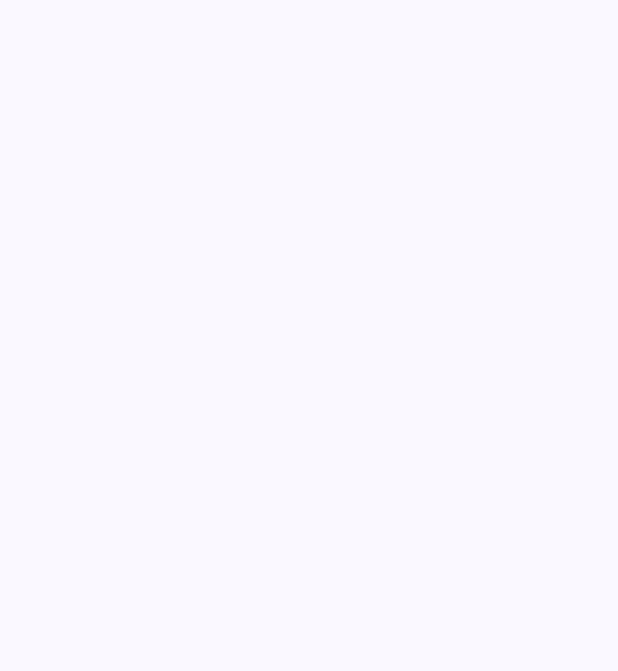
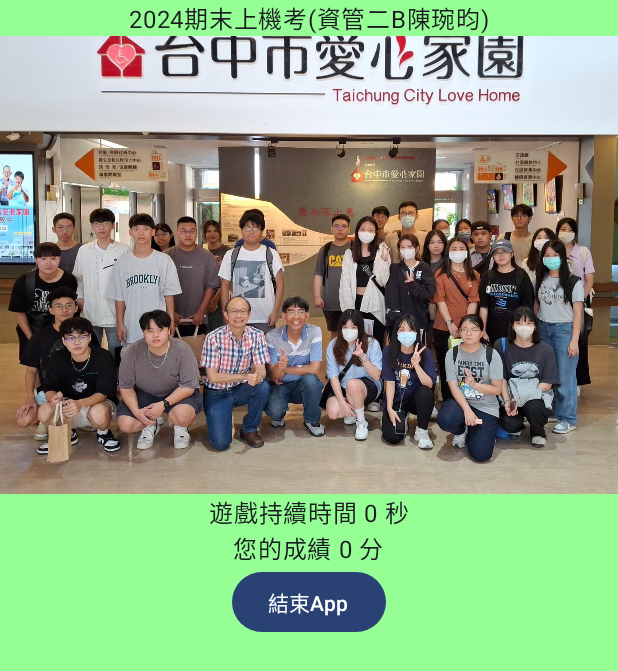
Before and after one commit to aurora0043/s1120327, an Android app built with Jetpack Compose: the screen it shows after launch (MainActivity), on a phone screen of 412 x 824 dp. Before the commit the part shown is empty. Shown: the top 671 px of the screen. Run offline under Robolectric (Android 15) with nearby library versions, the phone set to English and light mode, and no system bars.

Commit message:
v2_陳琬昀

```diff
--- a/app/src/main/java/com/example/s1120327/MainActivity.kt
+++ b/app/src/main/java/com/example/s1120327/MainActivity.kt
@@ -1,17 +1,30 @@
 package com.example.s1120327
 
+import android.app.Activity
 import android.content.pm.ActivityInfo
 import android.os.Bundle
 import androidx.activity.ComponentActivity
 import androidx.activity.compose.setContent
 import androidx.activity.enableEdgeToEdge
+import androidx.compose.foundation.Image
+import androidx.compose.foundation.background
+import androidx.compose.foundation.layout.Box
+import androidx.compose.foundation.layout.Column
 import androidx.compose.foundation.layout.fillMaxSize
 import androidx.compose.foundation.layout.padding
+import androidx.compose.material3.Button
 import androidx.compose.material3.Scaffold
 import androidx.compose.material3.Text
 import androidx.compose.runtime.Composable
+import androidx.compose.ui.Alignment
 import androidx.compose.ui.Modifier
+import androidx.compose.ui.graphics.Color
+import androidx.compose.ui.platform.LocalContext
+import androidx.compose.ui.res.painterResource
+import androidx.compose.ui.res.stringResource
 import androidx.compose.ui.tooling.preview.Preview
+import androidx.compose.ui.unit.sp
+import com.example.s1120327.R
 import com.example.s1120327.ui.theme.S1120327Theme
 
 class MainActivity : ComponentActivity() {
@@ -22,10 +35,44 @@ class MainActivity : ComponentActivity() {
             S1120327Theme {
                 Scaffold(modifier = Modifier.fillMaxSize()) { innerPadding ->
                     setRequestedOrientation(ActivityInfo.SCREEN_ORIENTATION_PORTRAIT)
+                    Greeting(
+                        name = "Android",
+                        modifier = Modifier.padding(innerPadding)
+                    )
                 }
             }
         }
     }
 }
 
-//@Composable
+@Composable
+fun Greeting(name: String, modifier: Modifier = Modifier) {
+    Box(
+        modifier = Modifier
+            .fillMaxSize()
+            .background(Color(0xff95fe95))
+    )
+    Column( horizontalAlignment = Alignment.CenterHorizontally) {
+        Text(
+            "2024期末上機考(資管二B陳琬昀)"
+        )
+        Image(
+            painter = painterResource(id = R.drawable.class_b),
+            contentDescription = "B班"
+        )
+        Text(
+            "遊戲持續時間 0 秒"
+        )
+        Text(
+            "您的成績 0 分"
+        )
+        val activity = (LocalContext.current as? Activity)
+        Button(
+            onClick = {
+                activity?.finish()
+            }
+        ) {
+            Text("結束App")
+        }
+    }
+}
```
